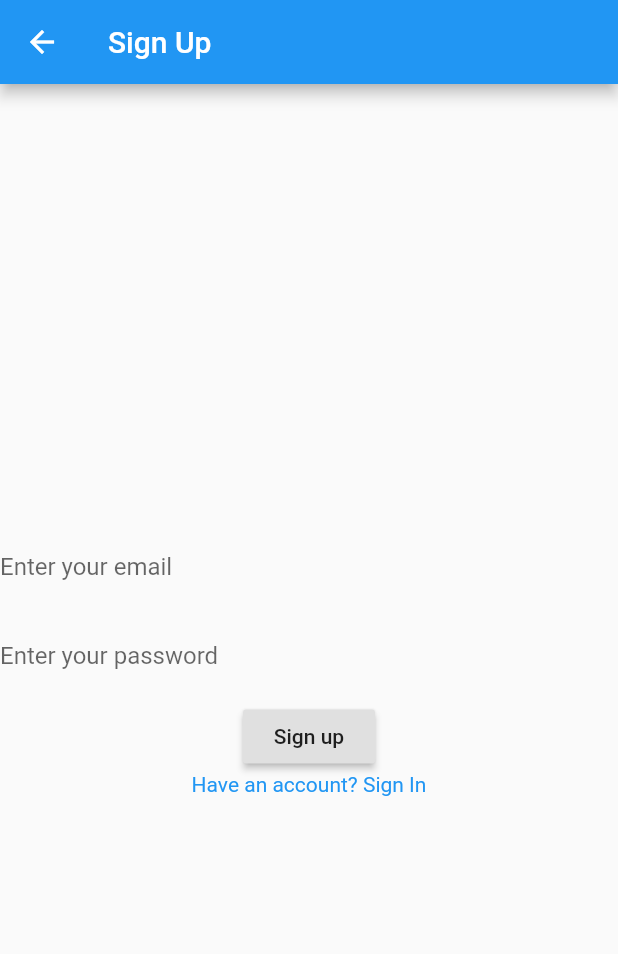
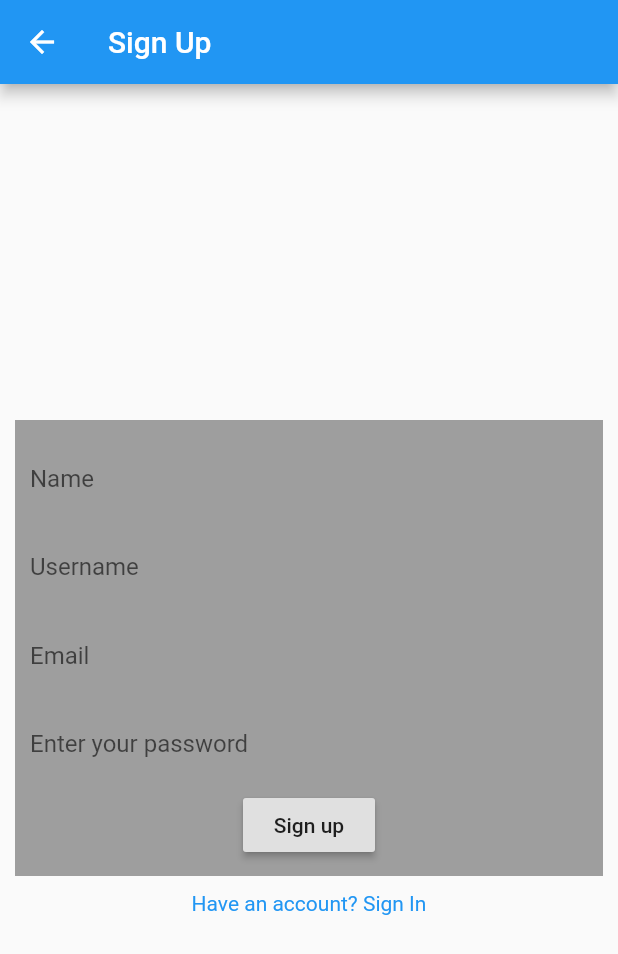
Before and after one commit to RogerHerazo/loginnavigationp, a Flutter app: the screen it shows after launch, after a tap on "Sign in", after a tap on "Dont have an account yet? Sign Up", on a phone screen of 412 x 824 dp. Shown: the top 954 px of the screen. Run offline on Flutter 3.47's test engine with Material 2 defaults, Android fonts, the phone set to English and light mode, and no system bars; our stand-ins replace shared_preferences.

Commit message:
Finishing Touches

```diff
--- a/lib/main.dart
+++ b/lib/main.dart
@@ -18,13 +18,13 @@ void main() async {
 
   prefs = await SharedPreferences.getInstance();
   final useremail = prefs.getString("email");
-  final userpassword = prefs.getString("password");
+  final usertoken = prefs.getString("token");
   final userlogged = prefs.getBool("logged");
-  log("User: " + useremail + " - Password: " + userpassword + " - Logged: " + userlogged.toString());
-  if(useremail == null || userpassword == null || userlogged == null){
-    user = new UserData(email: "", password: "", logged: false);
+  //log("User: " + useremail + " - Token: " + usertoken + " - Logged: " + userlogged.toString());
+  if(useremail == null || usertoken == null || userlogged == null){
+    user = new UserData(email: "", token: "", logged: false);
   }else{
-    user = new UserData(email: useremail, password: userpassword, logged: userlogged);
+    user = new UserData(email: useremail, token: usertoken, logged: userlogged);
   }
 
   runApp(MyApp());
--- a/lib/pages/login.dart
+++ b/lib/pages/login.dart
@@ -1,4 +1,5 @@
 import 'package:flutter/material.dart';
+import 'package:loginnavigation/userdata.dart';
 import 'package:loginnavigation/widgets/loginform.dart';
 
 class FirstRoute extends StatelessWidget {
--- a/lib/userdata.dart
+++ b/lib/userdata.dart
@@ -4,34 +4,50 @@ import 'dart:developer';
 
 class UserData extends ChangeNotifier{
   String email;
-  String password;
+  String token;
+  String name;
+  String username;
   bool logged;
-  UserData({this.email, this.password, this.logged});
+  UserData({this.email, this.token, this.logged, this.name, this.username});
 
-  void changeValue(String e, String p, bool l){
+  void changeValue(String e, String t, bool l, String n, String u){
     email = e;
-    password = p;
+    token = t;
     logged = l;
+    name = n;
+    username = u;
     notifyListeners();
-    _savePreferences(e, p, l);
+    _savePreferences(e, t, l, n, u);
   }
 
-  _savePreferences (String e, String p, bool l) async {
+  _savePreferences (String e, String t, bool l, String n, String u) async {
     final prefs = await SharedPreferences.getInstance();
     prefs.setString("email", e);
-    prefs.setString("password", p);
+    prefs.setString("token", t);
     prefs.setBool("logged", l);
+    prefs.setString("name", n);
+    prefs.setString("username", u);
   }
 
   _printPreferences () async {
     final prefs = await SharedPreferences.getInstance();
     final useremail = prefs.getString("email");
-    final userpassword = prefs.getString("password");
+    final usertoken = prefs.getString("token");
     final userlogged = prefs.getBool("logged");
-    if(useremail == null || userpassword == null || userlogged == null){
+    final realusername = prefs.getString("name");
+    final fakeusername = prefs.getString("username");
+    if(useremail == null || usertoken == null || userlogged == null || realusername == null || fakeusername == null){
       log("No saved user data");
     }else{
-      log("User: " + useremail + " - Password: " + userpassword + " - Logged: " + userlogged.toString());
+      log("User: " + useremail + " - Password: " + usertoken + " - Logged: " + userlogged.toString() + " - Name: " + realusername + " - UserName: " + fakeusername);
     }
   }
+
+  factory UserData.fromJson(Map<String, dynamic> json) {
+    return UserData(
+      token: json['token'],
+      username: json['username'],
+      name: json['name'],
+    );
+  }
 }
--- a/lib/widgets/loginform.dart
+++ b/lib/widgets/loginform.dart
@@ -1,6 +1,10 @@
+import 'dart:developer';
+
 import 'package:flutter/material.dart';
 import 'package:loginnavigation/userdata.dart';
 import 'package:provider/provider.dart';
+import 'package:http/http.dart' as http;
+import 'dart:convert';
 
 class LoginForm extends StatefulWidget {
   const LoginForm({Key key}) : super(key: key);
@@ -20,12 +24,15 @@ class LoginFormState extends State<LoginForm> {
   Widget build(BuildContext context) {
     return Form(
       key: _formKey,
-      child: Column(
+      child: Container(
+        margin: const EdgeInsets.all(10.0),
+        padding: const EdgeInsets.all(10.0),
+        color: Colors.grey,
+        child: Column(
         children: <Widget>[
               TextFormField(
                 controller: email,
                 decoration: InputDecoration(
-                border: InputBorder.none,
                 labelText: 'Enter your email'
               ),
                 validator: (value) {
@@ -38,7 +45,6 @@ class LoginFormState extends State<LoginForm> {
               TextFormField(
                 controller: password,
                 decoration: InputDecoration(
-                border: InputBorder.none,
                 labelText: 'Enter your password'
               ),
                 validator: (value) {
@@ -52,18 +58,45 @@ Consumer<UserData>(builder: (context, userdata, child){
   return RaisedButton(
   onPressed: () {
     if (_formKey.currentState.validate()) {
-      formatData(userdata, email.text, password.text);
+      //formatData(userdata, email.text.trim(), password.text.trim());
+      signIn(email: email.text.trim(), password: password.text.trim(), userdata: userdata);
     }
   },
   child: Text("Sign in"),
   );
 }),
         ]
-     )
+     ),
+      )
     );
   }
 }
 
-void formatData(UserData userData, String email, String password) {
-    userData.changeValue(email, password, true);
+void formatData(UserData userData, String email, String token, String name, String username) {
+    //log("Email: " + email + "Token: " + token + "Name: " + name + "Username: " + username);
+    userData.changeValue(email, token, true, name , username);
   }
+
+Future<UserData> signIn({String email, String password, UserData userdata}) async {
+    final http.Response response = await http.post(
+      'https://movil-api.herokuapp.com/signin',
+      headers: <String, String>{
+        'Content-Type': 'application/json; charset=UTF-8',
+      },
+      body: jsonEncode(<String, String>{
+        'email': email,'password': password
+      }),
+    );
+
+    print('${response.body}');
+    print('${response.statusCode}');
+    if (response.statusCode == 200) {
+      print('${response.body}');
+      UserData userdataok = UserData.fromJson(json.decode(response.body));
+      formatData(userdata, "placeholder@placeholder.com", userdataok.token, userdataok.name, userdataok.username);
+    } else {
+      print("signup failed");
+      print('${response.body}');
+     throw Exception(response.body);
+    }
+  }
--- a/lib/widgets/signupform.dart
+++ b/lib/widgets/signupform.dart
@@ -1,4 +1,8 @@
 import 'package:flutter/material.dart';
+import 'package:loginnavigation/userdata.dart';
+import 'package:http/http.dart' as http;
+import 'dart:convert';
+
 
 class SignUpForm extends StatefulWidget {
   const SignUpForm({Key key}) : super(key: key);
@@ -11,17 +15,53 @@ class SignUpForm extends StatefulWidget {
 
 class SignUpFormState extends State<SignUpForm> {
   final _formKey = GlobalKey<FormState>();
+  final name = TextEditingController();
+  final username = TextEditingController();
+  final email = TextEditingController();
+  final password = TextEditingController();
+
 
   @override
   Widget build(BuildContext context) {
     return Form(
       key: _formKey,
+      child: Container(
+        margin: const EdgeInsets.all(10.0),
+        padding: const EdgeInsets.all(10.0),
+        color: Colors.grey,
         child: Column(
         children: <Widget>[
                     TextFormField(
+                      controller: name,
                       decoration: InputDecoration(
                         border: InputBorder.none,
-    labelText: 'Enter your email'
+                        labelText: 'Name'
+                      ),
+                      validator: (value) {
+                        if (value.isEmpty) {
+                          return 'Please enter your name';
+                        }
+                        return null;
+                      },
+                    ),
+                    TextFormField(
+                      controller: username,
+                      decoration: InputDecoration(
+                        border: InputBorder.none,
+                        labelText: 'Username'
+                      ),
+                      validator: (value) {
+                        if (value.isEmpty) {
+                          return 'Please enter your username';
+                        }
+                        return null;
+                      },
+                    ),
+                    TextFormField(
+                      controller: email,
+                      decoration: InputDecoration(
+                        border: InputBorder.none,
+                        labelText: 'Email'
                       ),
                       validator: (value) {
                         if (value.isEmpty) {
@@ -31,6 +71,7 @@ class SignUpFormState extends State<SignUpForm> {
                       },
                     ),
                     TextFormField(
+                      controller: password,
                       decoration: InputDecoration(
                         border: InputBorder.none,
                         labelText: 'Enter your password'
@@ -45,16 +86,38 @@ TextFormField(
                     RaisedButton(
                       onPressed: () {
                         if (_formKey.currentState.validate()) {
-      Scaffold
-          .of(context)
-          .showSnackBar(SnackBar(content: Text('Processing Data')));
+                          signUp(email: email.text.trim(), password: password.text.trim() ,username: username.text.trim() ,name: name.text.trim()).then((user){});
+                          Navigator.pop(context);
                         }
                       },
                       child: Text("Sign up"),
                     ),
-
                   ]
+      )
       )
     );
   }
 }
+
+Future<UserData> signUp({String email, String password, String username, String name}) async {
+    final http.Response response = await http.post(
+      'https://movil-api.herokuapp.com/signup',
+      headers: <String, String>{
+        'Content-Type': 'application/json; charset=UTF-8',
+      },
+      body: jsonEncode(<String, String>{
+        'email': email,'password': password,'username': username,'name': name
+      }),
+    );
+
+    print('${response.body}');
+    print('${response.statusCode}');
+    if (response.statusCode == 200) {
+      print('${response.body}');
+      return UserData.fromJson(json.decode(response.body));
+    } else {
+      print("signup failed");
+      print('${response.body}');
+     throw Exception(response.body);
+    }
+  }
--- a/pubspec.yaml
+++ b/pubspec.yaml
@@ -21,6 +21,7 @@ dependencies:
     sdk: flutter
   provider: ^4.0.1
   shared_preferences: ^0.4.3
+  http: ^0.12.1
 
   # The following adds the Cupertino Icons font to your application.
   # Use with the CupertinoIcons class for iOS style icons.
```
Also changed, not shown: lib/pages/home.dart (+7 -9 lines), pubspec.lock. Lines whose indentation alone changed are shown as unchanged.
